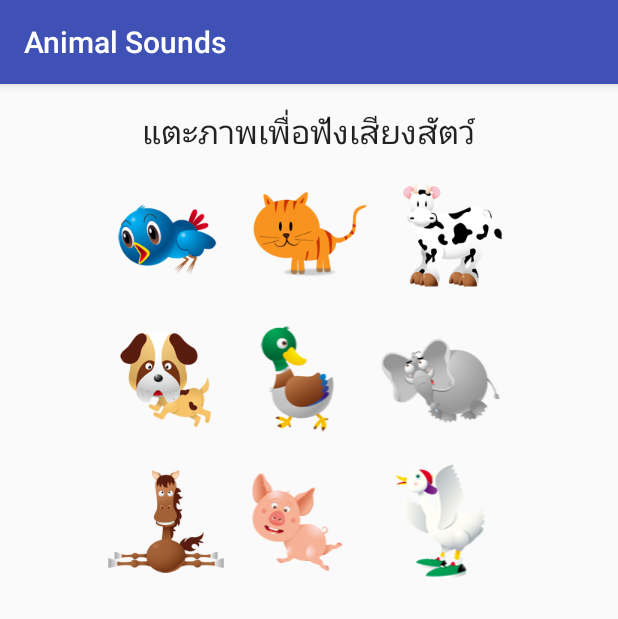
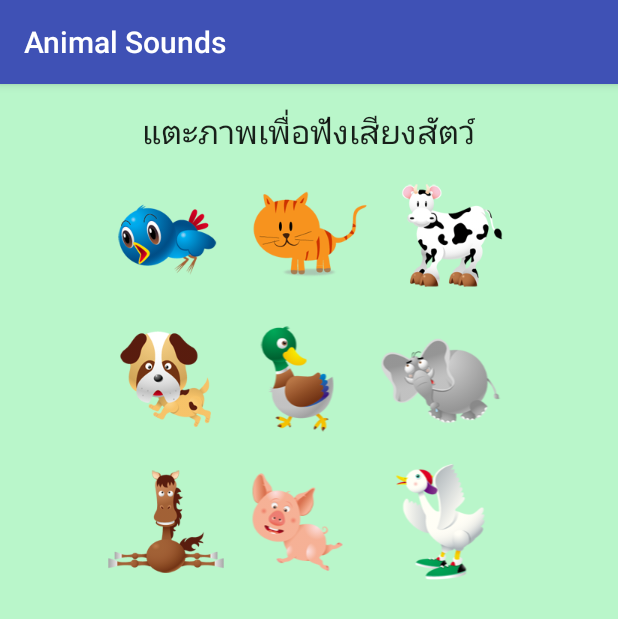
Before and after one commit to smeesathit/Android-AnimalSounds, an Android app: the screen it shows after launch (MainActivity), on a phone screen of 412 x 824 dp. Shown: the top 619 px of the screen. Run offline under Robolectric (Android 15) with nearby library versions, the phone set to English and light mode, and no system bars.

Commit message:
Add background color.

```diff
--- a/app/src/main/res/layout/activity_main.xml
+++ b/app/src/main/res/layout/activity_main.xml
@@ -4,6 +4,7 @@
     xmlns:tools="http://schemas.android.com/tools"
     android:layout_width="match_parent"
     android:layout_height="match_parent"
+    android:background="#b9f6ca  "
     android:gravity="center_horizontal"
     android:orientation="vertical"
     android:paddingTop="15dp"
```
